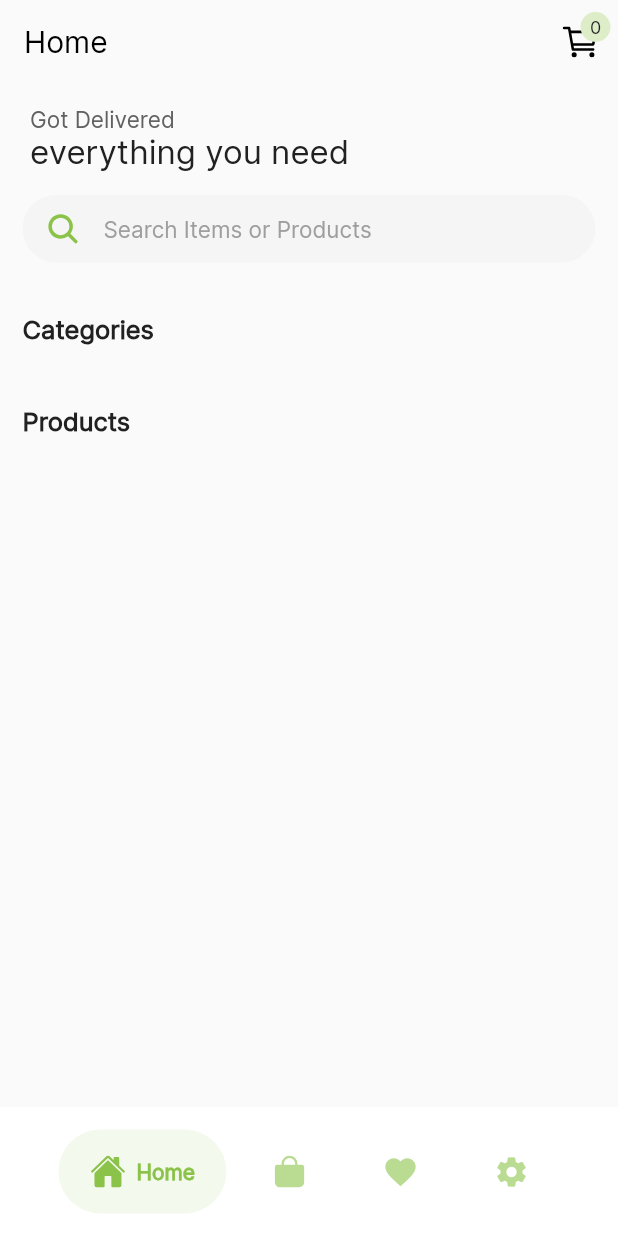
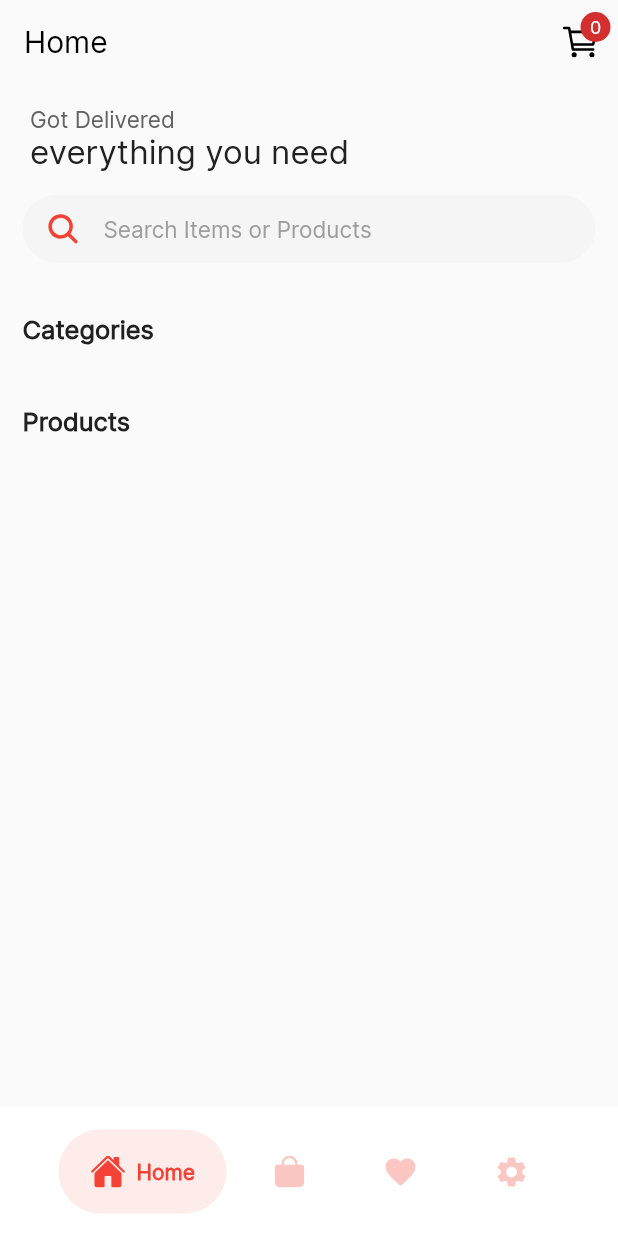
Before and after one commit to khamenkhai/Flutter_Delivery_App_getx, a Flutter app: the screen it shows once a user with an empty profile is signed in, on a phone screen of 412 x 824 dp. Run offline on Flutter 3.47's test engine with Material 3 defaults, Android fonts, the phone set to English and light mode, and no system bars; drawn by our look-alikes of google_nav_bar; our stand-ins replace cloud_firestore, firebase_auth, firebase_core, firebase_storage, flutter_spinkit, get and 7 more; missing offline and left inert: flutter_snackbar_content; accounts and stored records are empty.

Commit message:
fix some ui in deliveryman site

```diff
--- a/lib/features/view/user/userMainScreen.dart
+++ b/lib/features/view/user/userMainScreen.dart
@@ -85,7 +85,7 @@ class _UserScreenState extends State<UserScreen> {
         gap: 7,
         tabActiveBorder: Border.all(color: Colors.transparent),
         activeColor: Theme.of(context).primaryColor,
-        color: Theme.of(context).primaryColor.withOpacity(0.6),
+        color: Theme.of(context).primaryColor.withOpacity(0.3),
         tabBackgroundColor: Theme.of(context).primaryColor.withOpacity(0.1),
         padding: EdgeInsets.symmetric(horizontal: 20, vertical: 15),
         tabMargin: EdgeInsets.symmetric(horizontal: 5, vertical: 15),
--- a/lib/features/view/user/userSetting/userSettingScreen.dart
+++ b/lib/features/view/user/userSetting/userSettingScreen.dart
@@ -4,7 +4,6 @@ import 'package:delivery_app/features/view/admin/widgets/mytextwidget.dart';
 import 'package:delivery_app/features/view/common/aboutUs.dart';
 import 'package:delivery_app/features/view/common/privacyPolicy.dart';
 import 'package:delivery_app/features/view/user/userSetting/userSettingSubScreens/languageChangeScreen.dart';
-import 'package:delivery_app/features/view/user/userSetting/userSettingSubScreens/saveAddressScreen.dart';
 import 'package:delivery_app/features/view/user/userSetting/userSettingSubScreens/userEditProfile.dart';
 import 'package:delivery_app/features/view/user/userSetting/userSettingSubScreens/userWallet.dart';
 import 'package:flutter/material.dart';
--- a/lib/main.dart
+++ b/lib/main.dart
@@ -43,7 +43,7 @@ class _MyAppState extends State<MyApp> {
     return GetMaterialApp(
       title: 'Flutter Demo',
       debugShowCheckedModeBanner: false,
-      theme: AppTheme.lightGreenTheme,
+      theme: AppTheme.redTheme,
       home: Obx(
         () {
           if (authController.user != null) {
--- a/lib/theme.dart
+++ b/lib/theme.dart
@@ -12,10 +12,40 @@ class AppTheme {
     scaffoldBackgroundColor: Colors.grey.shade50,
     appBarTheme: AppBarTheme(
       backgroundColor: Colors.white,
-      elevation: 0.07,
+      elevation: 0,
       foregroundColor: Colors.black,
     ),
     buttonTheme: ButtonThemeData(buttonColor: Colors.lightGreen),
+    fontFamily: "inter",
+  );
+
+
+  static ThemeData indigoTheme = ThemeData(
+    useMaterial3: false,
+    primaryColor: Colors.indigo,
+    primarySwatch: Colors.indigo,
+    scaffoldBackgroundColor: Colors.grey.shade50,
+    appBarTheme: AppBarTheme(
+      backgroundColor: Colors.white,
+      elevation: 0,
+      foregroundColor: Colors.black,
+    ),
+    buttonTheme: ButtonThemeData(buttonColor: Colors.indigo),
+    fontFamily: "inter",
+  );
+
+
+  static ThemeData darkGrey = ThemeData(
+    useMaterial3: false,
+    primaryColor: Colors.grey.shade900,
+    primarySwatch: Colors.grey,
+    scaffoldBackgroundColor: Colors.grey.shade50,
+    appBarTheme: AppBarTheme(
+      backgroundColor: Colors.white,
+      elevation: 0,
+      foregroundColor: Colors.black,
+    ),
+    buttonTheme: ButtonThemeData(buttonColor: Colors.grey.shade900),
     fontFamily: "inter",
   );
 
@@ -27,7 +57,7 @@ class AppTheme {
     scaffoldBackgroundColor: Colors.grey.shade50,
     appBarTheme: AppBarTheme(
       backgroundColor: Colors.white,
-      elevation: 0.07,
+      elevation: 0,
       foregroundColor: Colors.black,
     ),
     buttonTheme: ButtonThemeData(buttonColor: Colors.orange),
@@ -42,7 +72,7 @@ class AppTheme {
     scaffoldBackgroundColor: Colors.grey.shade50,
     appBarTheme: AppBarTheme(
       backgroundColor: Colors.white,
-      elevation: 0.07,
+      elevation: 0,
       foregroundColor: Colors.black,
     ),
     buttonTheme: ButtonThemeData(buttonColor: Colors.red),
```
